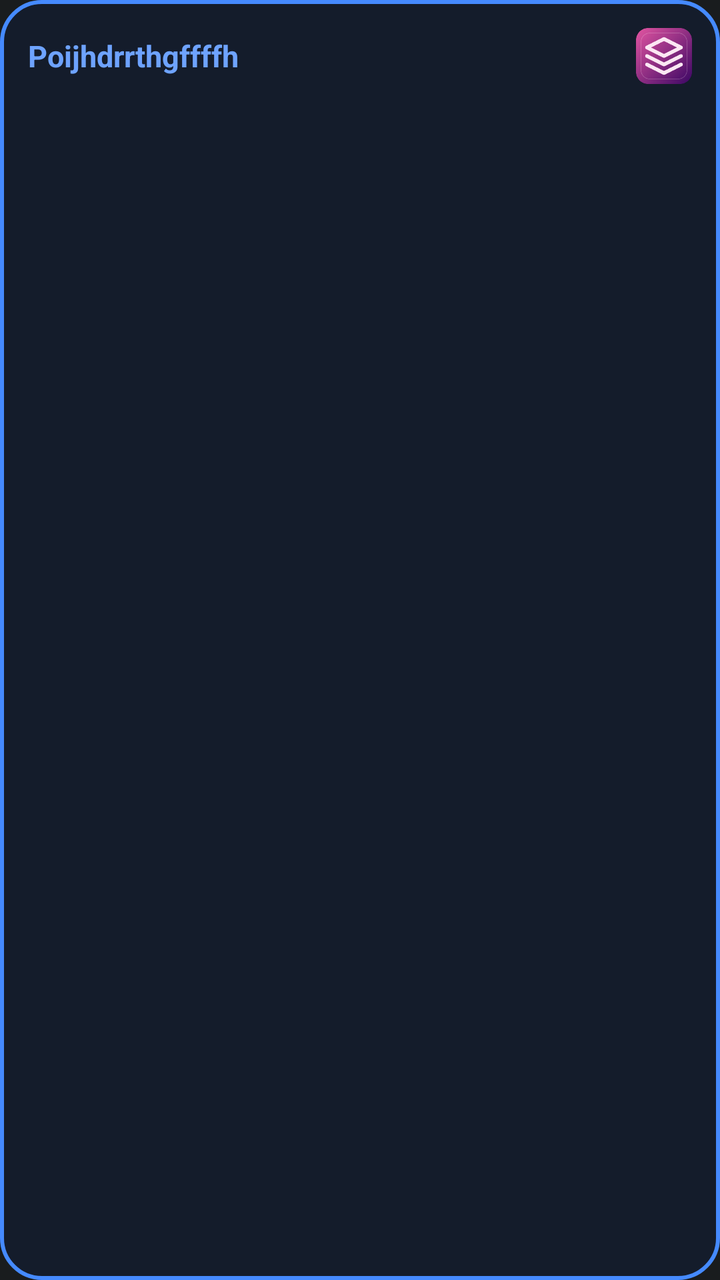
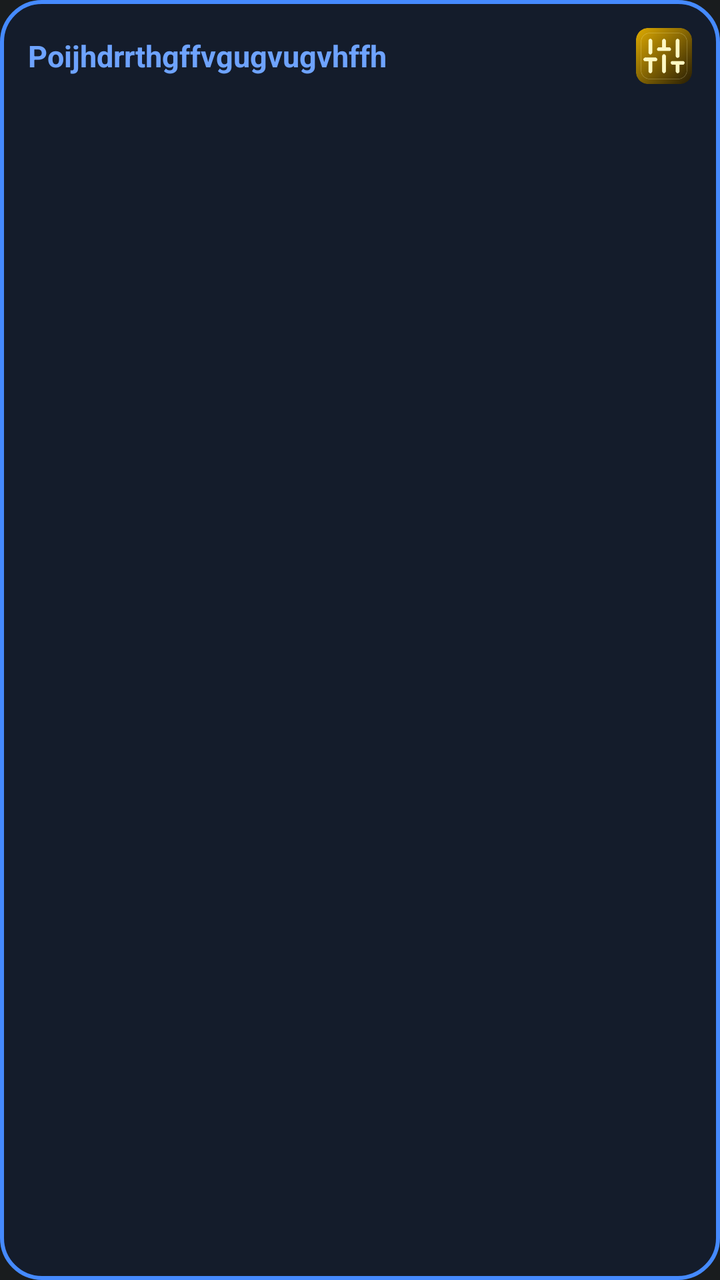

Screens rendered from an Android XML layout before and after an edit, with the pre-edit source and the edit as a unified diff.
<!-- AndroidManifest.xml: application theme android:Theme.DeviceDefault.NoActionBar -->
<!-- res/layout/smart_widget_layout.xml -->
<?xml version="1.0" encoding="utf-8"?>
<LinearLayout xmlns:android="http://schemas.android.com/apk/res/android"
    android:id="@+id/widget_root"
    android:layout_width="match_parent"
    android:layout_height="match_parent"
    android:orientation="vertical"
    android:padding="14dp"
    android:background="@drawable/widget_bg"
    android:layoutDirection="rtl">

    <LinearLayout
        android:layout_width="match_parent"
        android:layout_height="wrap_content"
        android:orientation="horizontal"
        android:gravity="center_vertical">

        <ImageView
            android:id="@+id/widget_icon"
            android:layout_width="28dp"
            android:layout_height="28dp"
            android:src="@mipmap/ic_launcher" />

        <TextView
            android:id="@+id/widget_title"
            android:layout_width="0dp"
            android:layout_height="wrap_content"
            android:layout_weight="1"
            android:layout_marginStart="8dp"
            android:text="Poijhdrrthgffffh"
            android:textColor="#6EA3FF"
            android:textSize="15sp"
            android:textStyle="bold"
            android:singleLine="true"
            android:ellipsize="end" />
    </LinearLayout>

    <TextView
        android:id="@+id/widget_body"
        android:layout_width="match_parent"
        android:layout_height="0dp"
        android:layout_weight="1"
        android:layout_marginTop="8dp"
        android:text=""
        android:textColor="#FFFFFF"
        android:textSize="14sp"
        android:lineSpacingMultiplier="1.25"
        android:gravity="top|right"
        android:maxLines="6"
        android:ellipsize="end" />
</LinearLayout>
<!-- resources referenced by this layout -->
<resources>
  <!-- drawable widget_bg (drawable) -->
  <?xml version="1.0" encoding="utf-8"?>
  <shape xmlns:android="http://schemas.android.com/apk/res/android"
      android:shape="rectangle">
      <solid android:color="#141C2B" />
      <corners android:radius="20dp" />
      <stroke android:width="2dp" android:color="#458AFF" />
  </shape>
  <!-- mipmap ic_launcher: png bitmap (mipmap-hdpi, 7442 bytes) -->
</resources>

<!-- the commit's change to res/layout/smart_widget_layout.xml (unified diff, before → after) -->
@@ -26,7 +26,7 @@
             android:layout_height="wrap_content"
             android:layout_weight="1"
             android:layout_marginStart="8dp"
-            android:text="Poijhdrrthgffffh"
+            android:text="Poijhdrrthgffvgugvugvhffh"
             android:textColor="#6EA3FF"
             android:textSize="15sp"
             android:textStyle="bold"
<!-- resource entries referenced after the edit -->
@@ -8,6 +8,6 @@
       <corners android:radius="20dp" />
       <stroke android:width="2dp" android:color="#458AFF" />
   </shape>
-  <!-- mipmap ic_launcher: png bitmap (mipmap-hdpi, 7442 bytes) -->
+  <!-- mipmap ic_launcher: png bitmap (mipmap-hdpi, 5678 bytes) -->
 </resources>
 
